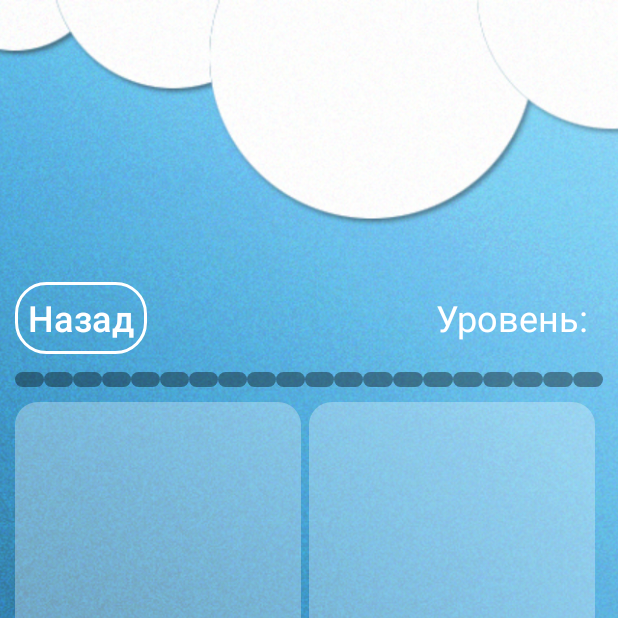
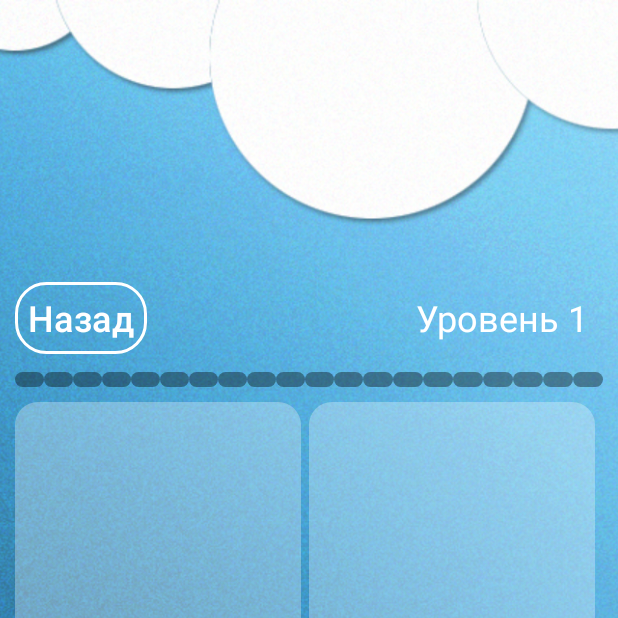
Before and after one commit to vallok/appViktorina_example, an Android app: the Level1 screen opened directly, with no data from a screen before it, on a phone screen of 412 x 824 dp, the top half of it. Run offline under Robolectric (Android 15) with nearby library versions, the phone set to English and light mode, and no system bars.

Commit message:
Level1. Display level's number

```diff
--- a/app/src/main/java/com/example/viktorina_app/Level1.java
+++ b/app/src/main/java/com/example/viktorina_app/Level1.java
@@ -22,6 +22,9 @@ public class Level1 extends AppCompatActivity {
     protected void onCreate(Bundle savedInstanceState) {
         super.onCreate(savedInstanceState);
         setContentView(R.layout.universal);
+
+        TextView text_level = findViewById(R.id.levels);
+        text_level.setText(R.string.level1);
 
         final ImageView image_left = findViewById(R.id.img_left);
         image_left.setClipToOutline(true);
--- a/app/src/main/res/values/strings.xml
+++ b/app/src/main/res/values/strings.xml
@@ -4,5 +4,6 @@
     <string name="start">Начать</string>
     <string name="back">Назад</string>
     <string name="level">Уровень:</string>
+    <string name="level1">Уровень 1</string>
     <string name="text_continue">Продолжить</string>
 </resources>
```
